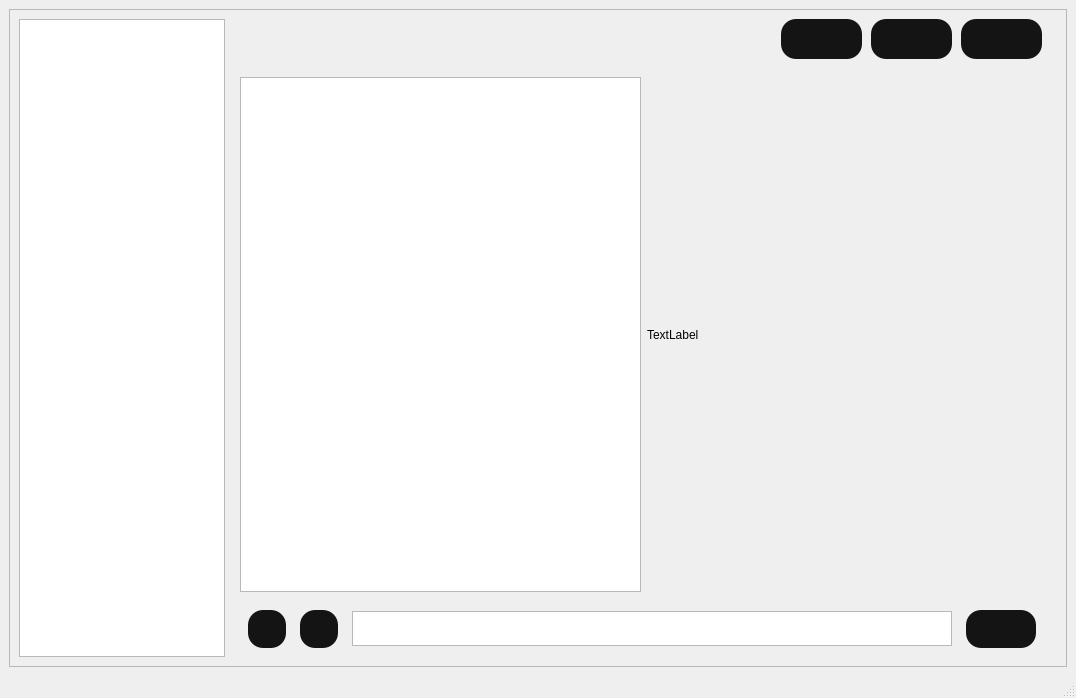
Qt form chatboxUI.ui (nimudebi/CSCI3280_2023_Group2) before a commit.
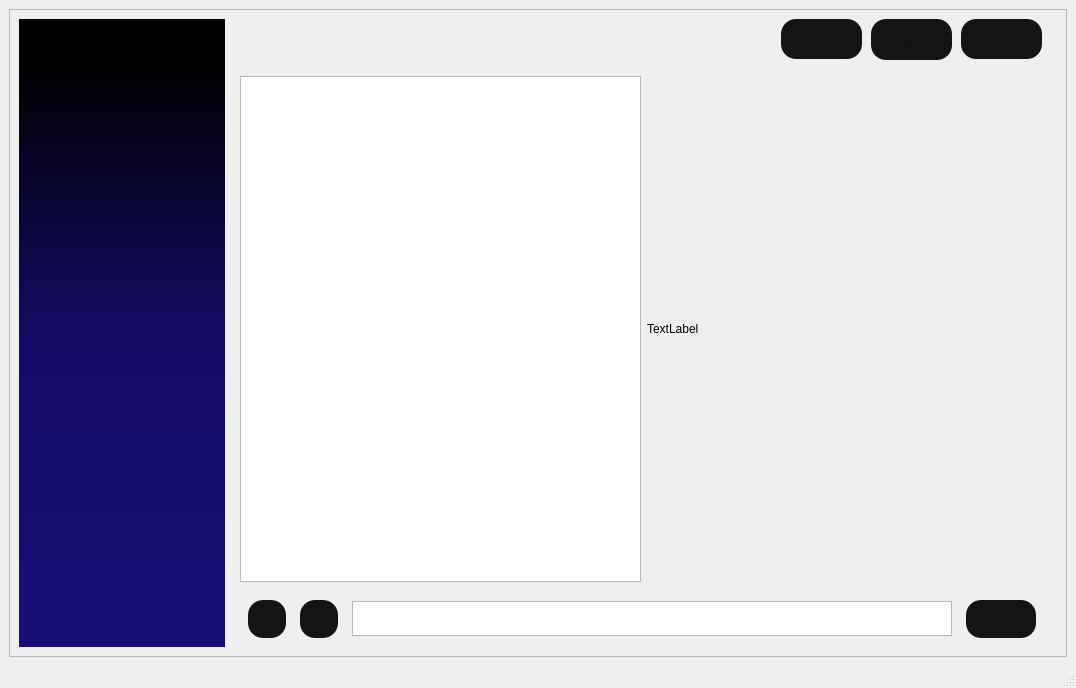
The same form after that commit. Icons and pictures are not drawn.

Patch:
```diff
--- a/chatboxUI.ui
+++ b/chatboxUI.ui
@@ -7,7 +7,7 @@
     <x>0</x>
     <y>0</y>
     <width>1076</width>
-    <height>698</height>
+    <height>688</height>
    </rect>
   </property>
   <property name="windowTitle">
@@ -38,6 +38,34 @@
            <verstretch>0</verstretch>
           </sizepolicy>
          </property>
+         <property name="styleSheet">
+          <string notr="true">QListWidget {
+	font: 13pt &quot;Cooper Black&quot;;
+	background-color:qlineargradient(spread:pad, x1:0, y1:1, x2:0, y2:0, stop:0.0597015 rgba(22, 14, 116, 255), stop:0.507463 rgba(19, 11, 99, 255), stop:0.925373 rgba(0, 0, 0, 255));
+	border: none;
+}
+
+QListWidget::item {
+	color: white;  
+}
+
+QListWidget::item:selected {
+    background-color:rgb(29, 28, 28);
+	border: 1px solid white; 
+	border-radius: 22px;
+
+}
+
+QListWidget::item:hover { 
+    color: rgb(61, 56, 55);
+}
+
+QListView::item {
+    height: 50px;
+	border: 1px solid white; 
+	border-radius: 22px;
+}</string>
+         </property>
         </widget>
        </item>
        <item>
@@ -77,28 +105,13 @@
 	background-color:rgb(20, 20, 20);
 	border:none;
 	border-radius:15px;
+}
+QToolButton{
+	background-color:rgb(20, 20, 20);
+	border:none;
+	border-radius:15px;
 }</string>
             </property>
-            <widget class="QPushButton" name="pushButton_4">
-             <property name="geometry">
-              <rect>
-               <x>640</x>
-               <y>0</y>
-               <width>81</width>
-               <height>40</height>
-              </rect>
-             </property>
-             <property name="styleSheet">
-              <string notr="true"/>
-             </property>
-             <property name="text">
-              <string/>
-             </property>
-             <property name="icon">
-              <iconset>
-               <normaloff>designer/wand-magic-sparkles-solid.svg</normaloff>designer/wand-magic-sparkles-solid.svg</iconset>
-             </property>
-            </widget>
             <widget class="QPushButton" name="pushButton_5">
              <property name="geometry">
               <rect>
@@ -136,6 +149,23 @@
                <normaloff>designer/record-vinyl-solid-white.svg</normaloff>designer/record-vinyl-solid-white.svg</iconset>
              </property>
             </widget>
+            <widget class="QToolButton" name="toolButton">
+             <property name="geometry">
+              <rect>
+               <x>640</x>
+               <y>0</y>
+               <width>81</width>
+               <height>41</height>
+              </rect>
+             </property>
+             <property name="text">
+              <string>...</string>
+             </property>
+             <property name="icon">
+              <iconset>
+               <normaloff>designer/wand-magic-sparkles-solid.svg</normaloff>designer/wand-magic-sparkles-solid.svg</iconset>
+             </property>
+            </widget>
            </widget>
           </item>
           <item>
@@ -155,6 +185,12 @@
                  <verstretch>4</verstretch>
                 </sizepolicy>
                </property>
+               <property name="minimumSize">
+                <size>
+                 <width>395</width>
+                 <height>498</height>
+                </size>
+               </property>
               </widget>
              </item>
              <item>
@@ -165,6 +201,12 @@
                  <verstretch>0</verstretch>
                 </sizepolicy>
                </property>
+               <property name="minimumSize">
+                <size>
+                 <width>394</width>
+                 <height>498</height>
+                </size>
+               </property>
                <property name="text">
                 <string>TextLabel</string>
                </property>
```
Left out of the diff: 17 changed lines with no effect on the pictures.
